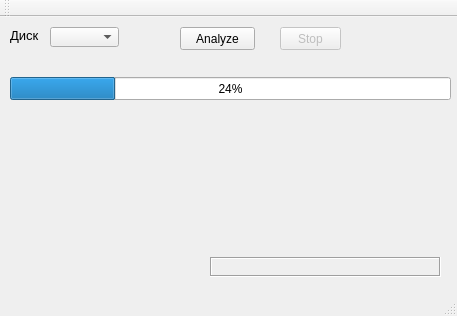
emperor-is-here/Volume-Analyzer, file mainwindow.ui: the form before one commit.
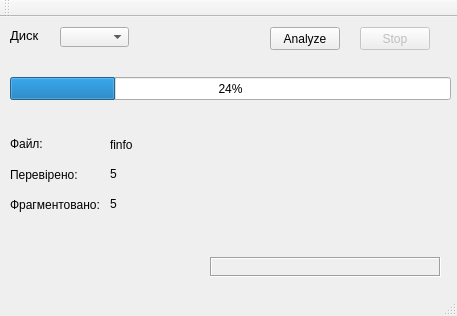
The form after the commit.

Commit message: VolumeAnalyzer Class is prepared to do job Wondering about all this static members, looks a bit sloppy

Diff of the .ui file:
```diff
--- a/mainwindow.ui
+++ b/mainwindow.ui
@@ -17,7 +17,7 @@
    <widget class="QComboBox" name="volumeList">
     <property name="geometry">
      <rect>
-      <x>50</x>
+      <x>60</x>
       <y>10</y>
       <width>69</width>
       <height>20</height>
@@ -45,9 +45,9 @@
    <widget class="QPushButton" name="startAnButton">
     <property name="geometry">
      <rect>
-      <x>180</x>
+      <x>270</x>
       <y>10</y>
-      <width>75</width>
+      <width>70</width>
       <height>23</height>
      </rect>
     </property>
@@ -61,9 +61,9 @@
     </property>
     <property name="geometry">
      <rect>
-      <x>280</x>
+      <x>360</x>
       <y>10</y>
-      <width>61</width>
+      <width>70</width>
       <height>23</height>
      </rect>
     </property>
@@ -106,6 +106,84 @@
      <number>24</number>
     </property>
    </widget>
+   <widget class="QLabel" name="fName">
+    <property name="geometry">
+     <rect>
+      <x>10</x>
+      <y>120</y>
+      <width>46</width>
+      <height>13</height>
+     </rect>
+    </property>
+    <property name="text">
+     <string>Файл:</string>
+    </property>
+   </widget>
+   <widget class="QLabel" name="fNameInfo">
+    <property name="geometry">
+     <rect>
+      <x>110</x>
+      <y>120</y>
+      <width>331</width>
+      <height>16</height>
+     </rect>
+    </property>
+    <property name="text">
+     <string>finfo</string>
+    </property>
+   </widget>
+   <widget class="QLabel" name="fCheckedInfo">
+    <property name="geometry">
+     <rect>
+      <x>110</x>
+      <y>150</y>
+      <width>46</width>
+      <height>13</height>
+     </rect>
+    </property>
+    <property name="text">
+     <string>5</string>
+    </property>
+   </widget>
+   <widget class="QLabel" name="fChecked">
+    <property name="geometry">
+     <rect>
+      <x>10</x>
+      <y>150</y>
+      <width>71</width>
+      <height>16</height>
+     </rect>
+    </property>
+    <property name="text">
+     <string>Перевірено:</string>
+    </property>
+   </widget>
+   <widget class="QLabel" name="fChecked_2">
+    <property name="geometry">
+     <rect>
+      <x>10</x>
+      <y>180</y>
+      <width>91</width>
+      <height>16</height>
+     </rect>
+    </property>
+    <property name="text">
+     <string>Фрагментовано:</string>
+    </property>
+   </widget>
+   <widget class="QLabel" name="fFragedInfo">
+    <property name="geometry">
+     <rect>
+      <x>110</x>
+      <y>180</y>
+      <width>46</width>
+      <height>13</height>
+     </rect>
+    </property>
+    <property name="text">
+     <string>5</string>
+    </property>
+   </widget>
   </widget>
   <widget class="QMenuBar" name="menuBar">
    <property name="geometry">
```
Left out of the diff: 2 changed lines with no effect on the pictures. The commit also changes 3 other files.
